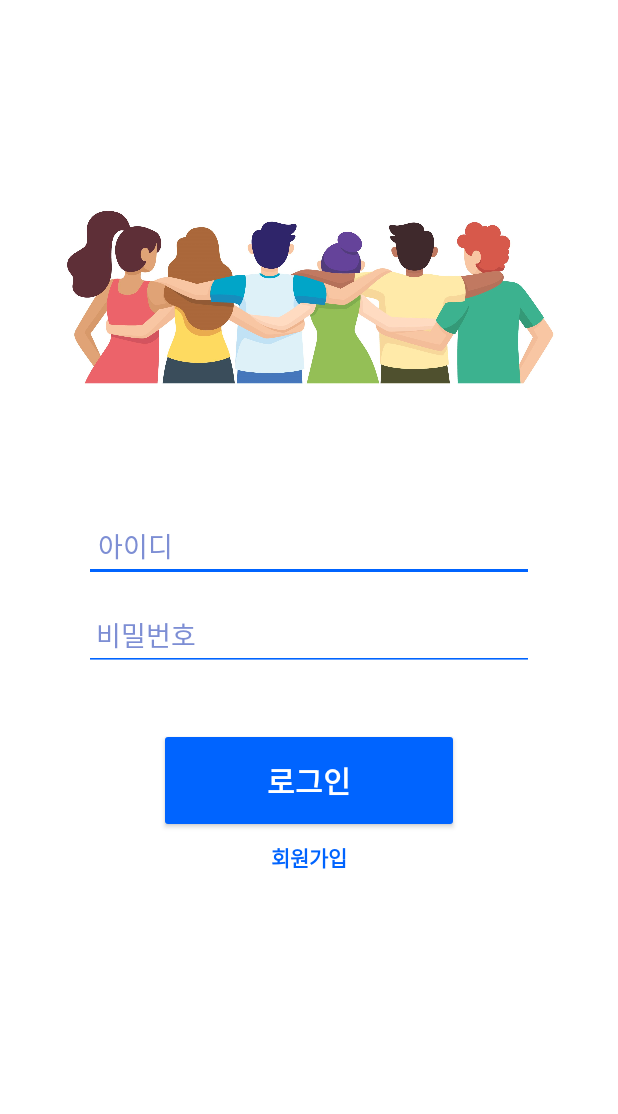
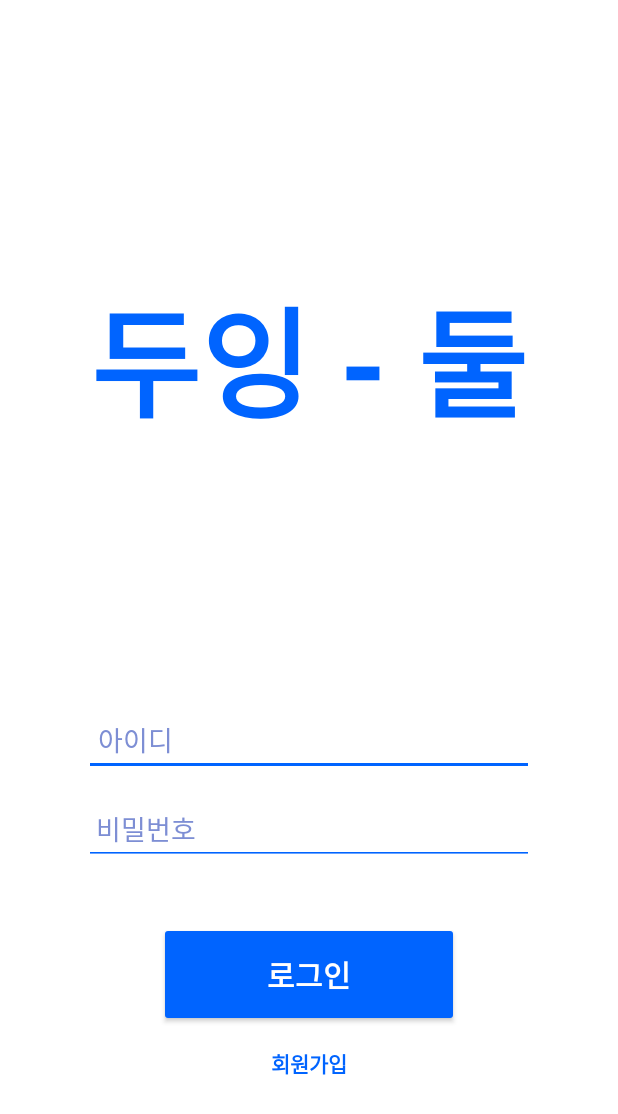
Before and after one commit to Team-Double-K/doing-us, an Android app: the screen it shows after launch (LoginActivity), on a phone screen of 412 x 824 dp. Shown: the top 1114 px of the screen. Run offline under Robolectric (Android 15) with nearby library versions, the phone set to English and light mode, and no system bars; libraries missing offline, so code that uses them is left out: com.kakao.util.

Commit message:
최종본
최종본

```diff
--- a/mobile/app/src/main/res/layout/activity_login.xml
+++ b/mobile/app/src/main/res/layout/activity_login.xml
@@ -7,14 +7,17 @@
     android:orientation="vertical"
     android:background="@color/white">
 
-    <ImageView
-        android:id="@+id/imageView3"
-        android:src="@drawable/mainlogo"
-        android:layout_width="350dp"
-        android:layout_height="300dp"
-        android:layout_marginStart="30dp"
-        android:layout_marginTop="40dp"
-        android:layout_marginEnd="30dp"/>
+    <TextView
+        android:layout_width="wrap_content"
+        android:layout_height="wrap_content"
+        android:text="두잉 - 둘"
+        android:layout_gravity="center"
+        android:layout_marginTop="180dp"
+        android:textColor="#0064FF"
+        android:textSize="80sp"
+        android:textStyle="bold" />
+
+
     <EditText
         android:id="@+id/editTextId"
         android:layout_width="300dp"
@@ -24,6 +27,7 @@
         android:hint="아이디"
         android:inputType="text"
         android:paddingLeft="9dp"
+        android:layout_marginTop="170dp"
         android:textColor="#000000"
         android:textColorHint="#7D8ED4" />
 
@@ -68,6 +72,7 @@
         android:layout_gravity="center|bottom"
         android:backgroundTint="#FFFFFF"
         android:padding="5dp"
+        android:layout_marginTop="8dp"
         android:text="회원가입"
         android:textColor="#0064FF"
         android:textStyle="bold" />
--- a/mobile/app/src/main/res/layout/activity_my_room.xml
+++ b/mobile/app/src/main/res/layout/activity_my_room.xml
@@ -4,6 +4,7 @@
     xmlns:tools="http://schemas.android.com/tools"
     android:layout_width="match_parent"
     android:layout_height="match_parent"
+    android:background="@color/white"
     tools:context=".MyRoom">
 
     <androidx.recyclerview.widget.RecyclerView
--- a/mobile/app/src/main/res/layout/activity_register_user.xml
+++ b/mobile/app/src/main/res/layout/activity_register_user.xml
@@ -65,11 +65,12 @@
                     android:id="@+id/editTextId"
                     android:layout_width="match_parent"
                     android:layout_height="wrap_content"
-                    android:paddingLeft="8dp"
+                    android:paddingLeft="5dp"
                     android:backgroundTint="#0064FF"
                     android:ems="10"
                     android:layout_gravity="bottom"
                     android:hint="6~15자 영문/숫자 조합으로 입력"
+                    android:textSize="14sp"
                     android:inputType="text"
                     android:textColor="#0064FF"
                     android:textColorHint="#7D8ED4" />
@@ -120,6 +121,7 @@
                     android:ems="6"
                     android:layout_gravity="bottom"
                     android:hint="8~15자의 영문/숫자 조합으로 입력"
+                    android:textSize="14sp"
                     android:inputType="textPassword"
                     android:textColor="#0064FF"
                     android:textColorHint="#7D8ED4" />
@@ -157,6 +159,7 @@
                     android:ems="10"
                     android:layout_gravity="bottom"
                     android:hint="본인의 성명을 입력"
+                    android:textSize="14sp"
                     android:inputType="text"
                     android:textColor="#0064FF"
                     android:textColorHint="#7D8ED4" />
```
Also changed, not shown: mobile/app/src/main/java/com/kim/hackathon/MapActivity.kt (+3 -4 lines), mobile/app/src/main/java/com/kim/hackathon/RegisterUserActivity.kt (+9 -5 lines), mobile/app/src/main/res/drawable/custom_bolder.xml (added, +18 -0 lines), mobile/app/src/main/res/layout/activity_room_info_detail.xml (+10 -7 lines), mobile/app/src/main/res/layout/activity_room_info_simple.xml (+19 -8 lines), mobile/app/src/main/res/layout/item_room.xml (+17 -4 lines), mobile/app/src/main/res/layout/title_bar.xml (deleted, +0 -22 lines).
